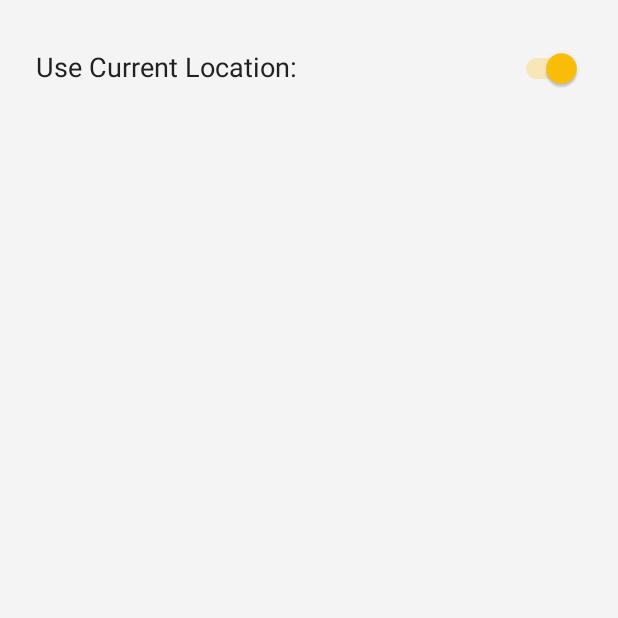
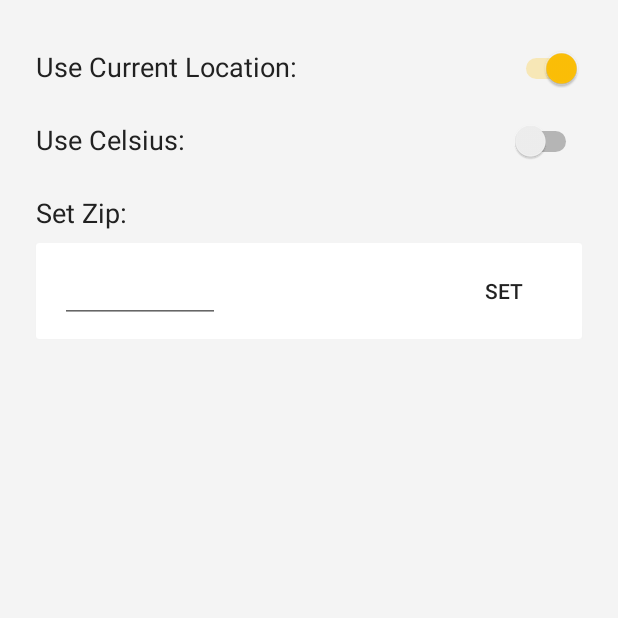
Before and after one commit to JayyyR/UglyWeather, an Android app: the fragment SettingsFragment placed in its activity, on a phone screen of 412 x 824 dp, the top half of it. Run offline under Robolectric (Android 15) with nearby library versions, the phone set to English and light mode, and no system bars; our stand-ins replace EventBus, RxJava, data binding; libraries missing offline, so code that uses them is left out: com.facebook.stetho, com.joeracosta.library, com.squareup.leakcanary, com.tbruyelle.rxpermissions2, pl.charmas.android; 6 statements that could not run were skipped.

Commit message:
other locations

```diff
--- a/app/src/main/java/com/joeracosta/uglyweather/model/GeoResponse.kt
+++ b/app/src/main/java/com/joeracosta/uglyweather/model/GeoResponse.kt
@@ -7,7 +7,7 @@ import com.google.gson.annotations.SerializedName
  */
 data class GeoResponse(
         @SerializedName("results")
-        val results : GeoResults? = null,
+        val results : List<GeoResults>? = null,
 
         @SerializedName("status")
         val status : String? = null
--- a/app/src/main/java/com/joeracosta/uglyweather/util/Data.kt
+++ b/app/src/main/java/com/joeracosta/uglyweather/util/Data.kt
@@ -41,8 +41,8 @@ object StoredData {
     fun getStoredLon() : String? {
         return App.sharedPreferences.getString(grabString(R.string.lon_storage), null)
     }
-    fun getStoredZip() : String? {
-        return App.sharedPreferences.getString(grabString(R.string.zip_storage), null)
+    fun getStoredZip() : String {
+        return App.sharedPreferences.getString(grabString(R.string.zip_storage), "")
     }
     @SuppressLint("ApplySharedPref")
     fun getStoredShouldUseCurLocation() : Boolean {
@@ -56,4 +56,13 @@ object StoredData {
     fun storeShouldUseCurLocation(shouldUserCurLocation : Boolean){
         App.sharedPreferences.edit().putBoolean(grabString(R.string.location_preference_storage), shouldUserCurLocation).apply()
     }
+    fun storeSavedLat(lat : String?){
+        App.sharedPreferences.edit().putString(grabString(R.string.lat_storage), lat).apply()
+    }
+    fun storeSavedLong(lon : String?){
+        App.sharedPreferences.edit().putString(grabString(R.string.lon_storage), lon).apply()
+    }
+    fun storeSavedZip(zip : String){
+        App.sharedPreferences.edit().putString(grabString(R.string.zip_storage), zip).apply()
+    }
 }
--- a/app/src/main/java/com/joeracosta/uglyweather/view/SettingsFragment.kt
+++ b/app/src/main/java/com/joeracosta/uglyweather/view/SettingsFragment.kt
@@ -35,7 +35,8 @@ class SettingsFragment : SimpleFragment() {
         binding.viewModel = viewModel
     }
 
-    var checkedChangeListener = CompoundButton.OnCheckedChangeListener { _, isChecked ->
+    //listener in the view because we need the activity reference to check for permissions and update location
+    var curLocCheckListener = CompoundButton.OnCheckedChangeListener { _, isChecked ->
         if (isChecked) {
             (activity as SingleActivity).checkLocationPermission().subscribe({ granted ->
                 viewModel.useCurLocation = granted
--- a/app/src/main/java/com/joeracosta/uglyweather/viewmodel/SettingsFragmentViewModel.kt
+++ b/app/src/main/java/com/joeracosta/uglyweather/viewmodel/SettingsFragmentViewModel.kt
@@ -4,10 +4,7 @@ import android.databinding.Bindable
 import com.joeracosta.uglyweather.R
 import com.joeracosta.uglyweather.SmartViewModel
 import com.joeracosta.uglyweather.network.geoAPI
-import com.joeracosta.uglyweather.util.SessionData
-import com.joeracosta.uglyweather.util.StoredData
-import com.joeracosta.uglyweather.util.grabString
-import com.joeracosta.uglyweather.util.offMain
+import com.joeracosta.uglyweather.util.*
 
 /**
  * Created by Joe on 12/28/2017.
@@ -20,30 +17,41 @@ class SettingsFragmentViewModel : SmartViewModel() {
             field = value
             notifyChange()
         }
-        get() {
-            return field
-        }
 
     @Bindable
-    private var zipCode = ""
-        set (value) {
-            field = value
-            notifyChange()
+    var zipCode = StoredData.getStoredZip()
+
+    @Bindable
+    fun getZipForeground() : Int {
+        return if (useCurLocation) grabColor(R.color.disabled) else 0
+    }
+
+    @Bindable
+    fun getZipEnabled() : Boolean {
+        return !useCurLocation
+    }
+
+    fun saveZip() {
+        if (zipCode.isEmpty()){
+            //todo toast enter zip
+            return
         }
-
-    fun saveZipCodeLocation() {
-        geoAPI.getLatLong(grabString(R.string.geocoding_api_key), "07452")
+        geoAPI.getLatLong(grabString(R.string.geocoding_api_key), zipCode)
                 .offMain()
                 .subscribe({ geoResponse ->
 
                     if (geoResponse.status != "OK") {
                         //todo error setting zip
                     } else {
-                        SessionData.updateLocation(geoResponse.results?.geometry?.location?.lat, geoResponse.results?.geometry?.location?.lon)
+                        StoredData.storeSavedZip(zipCode)
+                        StoredData.storeSavedLat(geoResponse.results?.get(0)?.geometry?.location?.lat)
+                        StoredData.storeSavedLong(geoResponse.results?.get(0)?.geometry?.location?.lon)
+                        SessionData.updateLocation(geoResponse.results?.get(0)?.geometry?.location?.lat, geoResponse.results?.get(0)?.geometry?.location?.lon)
                     }
 
                 }, {
-                    System.out.print("");
+                    System.out.print("")
+                    //todo error setting zip
                 }).addToComposite()
     }
 }
--- a/app/src/main/res/layout/settings_fragment.xml
+++ b/app/src/main/res/layout/settings_fragment.xml
@@ -20,7 +20,7 @@
         android:background="@color/page_background">
 
         <TextView
-            android:id="@+id/textView"
+            android:id="@+id/curLocLabel"
             android:layout_width="wrap_content"
             android:layout_height="wrap_content"
             android:layout_marginStart="24dp"
@@ -32,18 +32,94 @@
             app:layout_constraintTop_toTopOf="parent" />
 
         <Switch
-            android:id="@+id/switch1"
+            android:id="@+id/curLocSwitch"
             android:layout_width="wrap_content"
             android:layout_height="wrap_content"
             android:layout_marginEnd="24dp"
             android:layout_marginStart="8dp"
             android:checked="@{viewModel.useCurLocation}"
-            app:toggleListener="@{view.checkedChangeListener}"
+            app:toggleListener="@{view.curLocCheckListener}"
             android:layout_marginTop="32dp"
             app:layout_constraintEnd_toEndOf="parent"
             app:layout_constraintHorizontal_bias="1.0"
-            app:layout_constraintStart_toEndOf="@+id/textView"
+            app:layout_constraintStart_toEndOf="@+id/curLocLabel"
             app:layout_constraintTop_toTopOf="parent" />
+
+        <TextView
+            android:id="@+id/degree_label"
+            android:layout_width="wrap_content"
+            android:layout_height="wrap_content"
+            android:layout_marginTop="24dp"
+            android:text="@string/celsius"
+            android:textColor="@color/primary_text"
+            android:textSize="18sp"
+            app:layout_constraintStart_toStartOf="@+id/curLocLabel"
+            app:layout_constraintTop_toBottomOf="@+id/curLocLabel" />
+
+
+        <Switch
+            android:id="@+id/degree_switch"
+            android:layout_width="wrap_content"
+            android:layout_height="wrap_content"
+            android:layout_marginEnd="24dp"
+            android:layout_marginStart="8dp"
+            app:layout_constraintEnd_toEndOf="parent"
+            app:layout_constraintHorizontal_bias="1.0"
+            app:layout_constraintStart_toEndOf="@+id/degree_label"
+            app:layout_constraintTop_toTopOf="@id/degree_label" />
+
+        <TextView
+            android:id="@+id/zip_label"
+            android:layout_width="wrap_content"
+            android:layout_height="wrap_content"
+            android:layout_marginTop="24dp"
+            android:textColor="@color/primary_text"
+            android:text="@string/set_zip"
+            android:textSize="18sp"
+            app:layout_constraintStart_toStartOf="@+id/degree_label"
+            app:layout_constraintTop_toBottomOf="@+id/degree_label" />
+
+        <android.support.v7.widget.CardView
+            android:layout_width="0dp"
+            android:layout_height="wrap_content"
+            android:foreground="@{viewModel.zipForeground}"
+            android:layout_marginTop="8dp"
+            app:cardElevation="1dp"
+            app:layout_constraintEnd_toEndOf="@id/degree_switch"
+            app:layout_constraintStart_toStartOf="@id/zip_label"
+            app:layout_constraintTop_toBottomOf="@id/zip_label">
+
+            <RelativeLayout
+                android:layout_width="match_parent"
+                android:layout_height="wrap_content"
+                android:paddingEnd="8dp"
+                android:paddingTop="8dp"
+                android:paddingBottom="8dp"
+                android:paddingStart="16dp">
+
+                <EditText
+                    android:layout_width="wrap_content"
+                    android:layout_height="wrap_content"
+                    android:ems="5"
+                    android:text="@={viewModel.zipCode}"
+                    android:enabled="@{viewModel.zipEnabled}"
+                    android:inputType="number"
+                    android:maxLength="5" />
+
+                <Button
+                    android:layout_width="wrap_content"
+                    android:enabled="@{viewModel.zipEnabled}"
+                    android:onClick="@{() -> viewModel.saveZip()}"
+                    android:background="?android:attr/selectableItemBackground"
+                    android:layout_height="wrap_content"
+                    android:layout_alignParentEnd="true"
+                    android:text="@string/set"/>
+
+
+            </RelativeLayout>
+
+        </android.support.v7.widget.CardView>
+
 
     </android.support.constraint.ConstraintLayout>
 </layout>
--- a/app/src/main/res/values/colors.xml
+++ b/app/src/main/res/values/colors.xml
@@ -10,6 +10,7 @@
     <color name="tertiary_text">#757575</color>
     <color name="icons">#FFFFFF</color>
     <color name="divider">#BDBDBD</color>
+    <color name="disabled">#73BDBDBD</color>
     <color name="white">#FFFFFF</color>
     <color name="refresh_progress_1">@color/accent</color>
     <color name="refresh_progress_2">#ffeb3b</color>
--- a/app/src/main/res/values/strings.xml
+++ b/app/src/main/res/values/strings.xml
@@ -14,4 +14,7 @@
     <string name="later_date_format">EEE MM/dd</string>
     <string name="today">Today</string>
     <string name="use_current_location_label">Use Current Location:</string>
+    <string name="celsius">Use Celsius:</string>
+    <string name="set_zip">Set Zip:</string>
+    <string name="set">Set</string>
 </resources>
```
